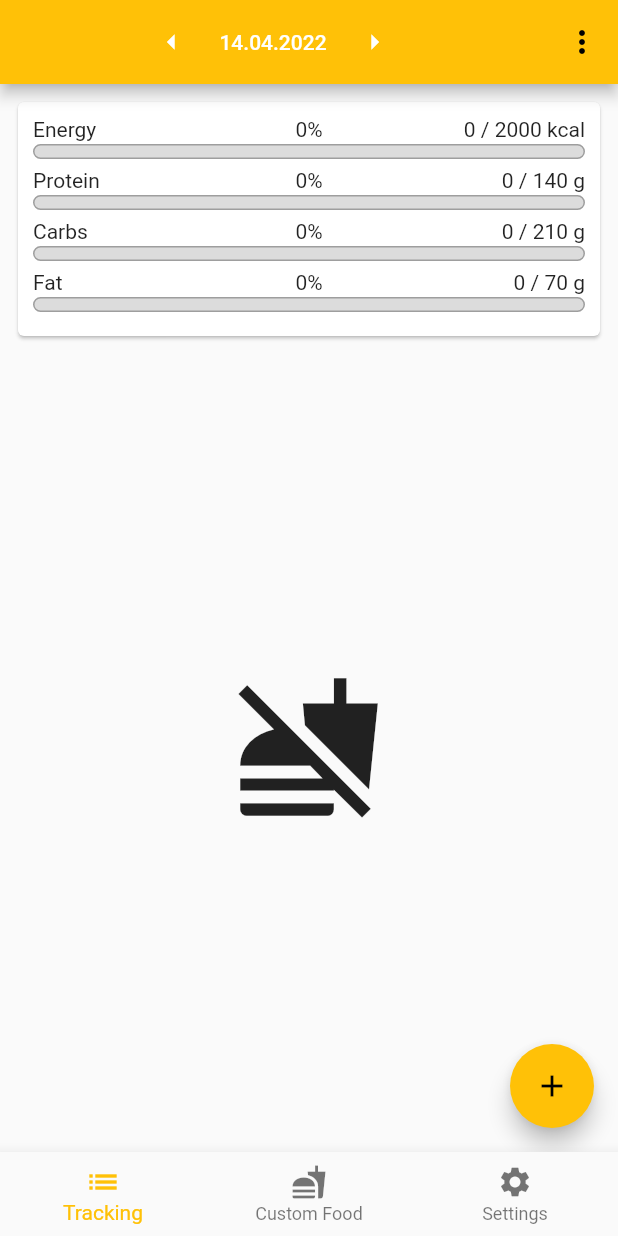
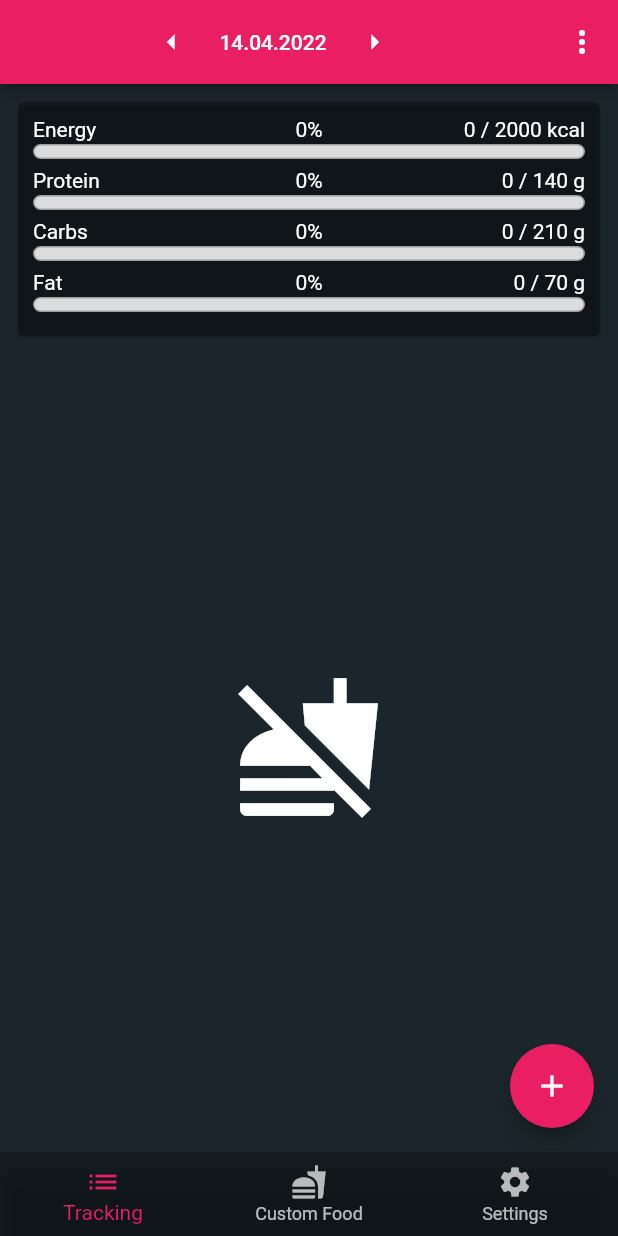
Before and after one commit to christianfl/Energize, a Flutter app: the screen it shows after launch, on a phone screen of 412 x 824 dp. Run offline on Flutter 3.47's test engine with Material 2 defaults, Android fonts, the phone set to English and light mode, and no system bars; drawn by our look-alikes of flutter_speed_dial; our stand-ins replace dio, shared_preferences, sqflite, table_calendar; missing offline and left inert: encrypt, openfoodfacts, qr_code_scanner; accounts and stored records are empty; generated files the repository leaves out were written again.

Commit message:
Theme is not so depressing anymore

```diff
--- a/lib/main.dart
+++ b/lib/main.dart
@@ -42,16 +42,17 @@
           Locale('nb', 'NO'), // Norwegian Bokmål
           Locale('tr'), // Turkish, no country code
         ],
-        theme: ThemeData(
-          brightness: Brightness.light,
-          primarySwatch: Colors.amber,
-          highlightColor: Colors.pink,
-          errorColor: Colors.red,
-        ),
-        darkTheme: ThemeData(
-          brightness: Brightness.dark,
-          highlightColor: Colors.pink,
-          errorColor: Colors.red,
+        theme: ThemeData.dark().copyWith(
+          highlightColor: Colors.amber,
+          scaffoldBackgroundColor: Color(0xFF1B262C),
+          cardColor: Colors.black26,
+          colorScheme: ColorScheme.dark().copyWith(
+            primary: Colors.blue,
+            onPrimary: Colors.white,
+            secondary: Colors.pink,
+            onSecondary: Colors.white,
+            surface: Colors.pink,
+          ),
         ),
         home: TabsPage(),
         routes: {
--- a/lib/pages/tabs_page.dart
+++ b/lib/pages/tabs_page.dart
@@ -37,6 +37,7 @@
           ],
         ),
         bottomNavigationBar: BottomNavigationBar(
+          backgroundColor: Colors.black26,
           currentIndex: _currentIndex,
           onTap: (int index) => _setIndex(index),
           items: [
```
